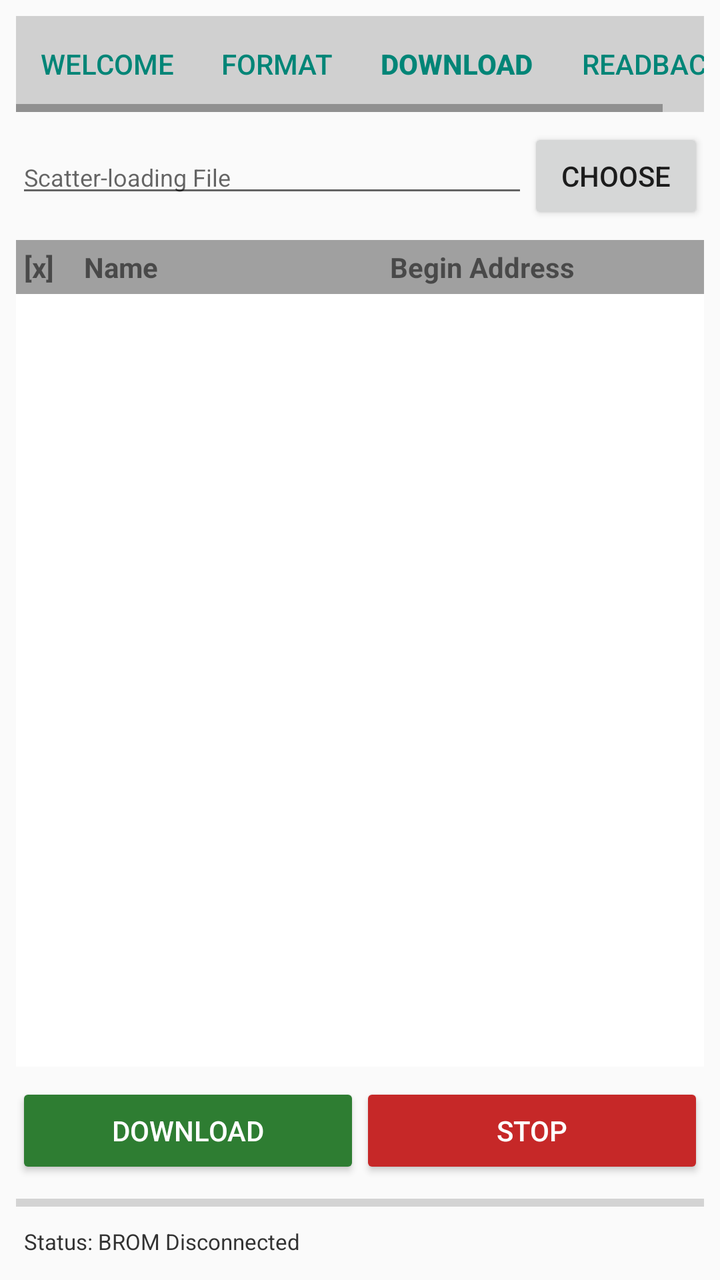
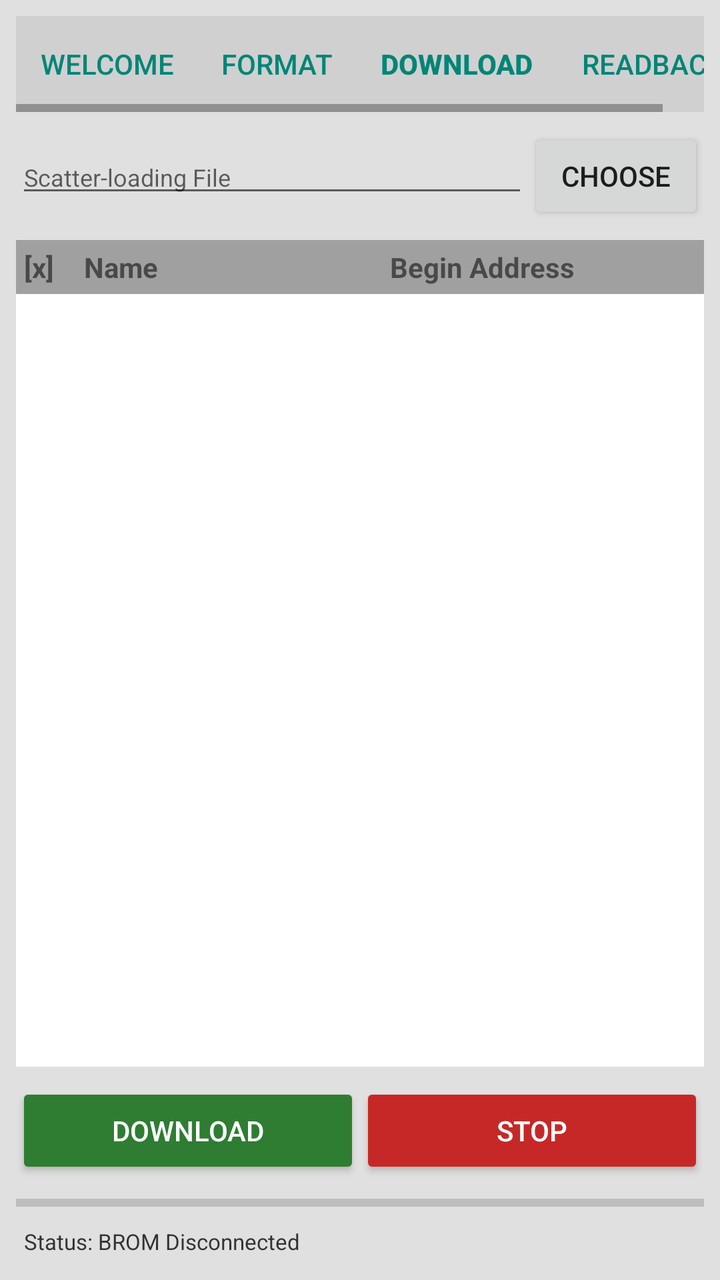

Before-and-after screenshots of an Android layout around one commit, followed by the original layout XML and the change that was made.
<!-- AndroidManifest.xml: application theme Theme.AppCompat.Light.NoActionBar -->
<!-- res/layout/activity_main.xml -->
<?xml version="1.0" encoding="utf-8"?>
<LinearLayout xmlns:android="http://schemas.android.com/apk/res/android"
    android:layout_width="match_parent"
    android:layout_height="match_parent"
    android:orientation="vertical"
    android:padding="8dp"
    android:backgroundColor="#E0E0E0">

    <HorizontalScrollView
        android:layout_width="match_parent"
        android:layout_height="wrap_content"
        android:background="#D0D0D0">
        <LinearLayout
            android:layout_width="wrap_content"
            android:layout_height="wrap_content"
            android:orientation="horizontal">
            <Button android:layout_width="wrap_content" android:layout_height="wrap_content" android:text="Welcome" style="?android:attr/buttonBarButtonStyle" />
            <Button android:layout_width="wrap_content" android:layout_height="wrap_content" android:text="Format" style="?android:attr/buttonBarButtonStyle" />
            <Button android:layout_width="wrap_content" android:layout_height="wrap_content" android:text="Download" android:textStyle="bold" style="?android:attr/buttonBarButtonStyle" />
            <Button android:layout_width="wrap_content" android:layout_height="wrap_content" android:text="Readback" style="?android:attr/buttonBarButtonStyle" />
        </LinearLayout>
    </HorizontalScrollView>

    <LinearLayout
        android:layout_width="match_parent"
        android:layout_height="wrap_content"
        android:orientation="horizontal"
        android:layout_marginTop="8dp">
        <EditText
            android:id="@+id/et_scatter_path"
            android:layout_width="0dp"
            android:layout_height="wrap_content"
            android:layout_weight="1"
            android:hint="Scatter-loading File"
            android:textSize="12sp"
            android:focusable="false" />
        <Button
            android:id="@+id/btn_choose_scatter"
            android:layout_width="wrap_content"
            android:layout_height="wrap_content"
            android:text="Choose" />
    </LinearLayout>

    <LinearLayout
        android:layout_width="match_parent"
        android:layout_height="wrap_content"
        android:orientation="horizontal"
        android:background="#A0A0A0"
        android:padding="4dp"
        android:layout_marginTop="8dp">
        <TextView android:layout_width="30dp" android:layout_height="wrap_content" android:text="[x]" android:textStyle="bold" />
        <TextView android:layout_width="0dp" android:layout_height="wrap_content" android:layout_weight="1" android:text="Name" android:textStyle="bold" />
        <TextView android:layout_width="0dp" android:layout_height="wrap_content" android:layout_weight="1" android:text="Begin Address" android:textStyle="bold" />
    </LinearLayout>

    <ScrollView
        android:layout_width="match_parent"
        android:layout_height="0dp"
        android:layout_weight="1"
        android:background="#FFFFFF">
        <LinearLayout
            android:id="@+id/container_partitions"
            android:layout_width="match_parent"
            android:layout_height="wrap_content"
            android:orientation="vertical" />
    </ScrollView>

    <LinearLayout
        android:layout_width="match_parent"
        android:layout_height="wrap_content"
        android:orientation="horizontal"
        android:layout_marginTop="8dp">
        <Button
            android:id="@+id/btn_download"
            android:layout_width="0dp"
            android:layout_height="wrap_content"
            android:layout_weight="1"
            android:text="DOWNLOAD"
            android:backgroundTint="#2E7D32"
            android:textColor="#FFFFFF" />
        <Button
            android:id="@+id/btn_stop"
            android:layout_width="0dp"
            android:layout_height="wrap_content"
            android:layout_weight="1"
            android:text="STOP"
            android:backgroundTint="#C62828"
            android:textColor="#FFFFFF" />
    </LinearLayout>

    <ProgressBar
        android:id="@+id/progress_bar"
        style="?android:attr/progressBarStyleHorizontal"
        android:layout_width="match_parent"
        android:layout_height="wrap_content"
        android:layout_marginTop="4dp"
        android:max="100"
        android:progress="0" />

    <TextView
        android:id="@+id/tv_status_log"
        android:layout_width="match_parent"
        android:layout_height="wrap_content"
        android:text="Status: BROM Disconnected"
        android:textSize="11sp"
        android:textColor="#333333"
        android:padding="4dp" />

</LinearLayout>
<!-- resources referenced by this layout -->
<resources>

</resources>

<!-- the commit's change to res/layout/activity_main.xml (unified diff, before → after) -->
@@ -4,7 +4,7 @@
     android:layout_height="match_parent"
     android:orientation="vertical"
     android:padding="8dp"
-    android:backgroundColor="#E0E0E0">
+    android:background="#E0E0E0">
 
     <HorizontalScrollView
         android:layout_width="match_parent"
